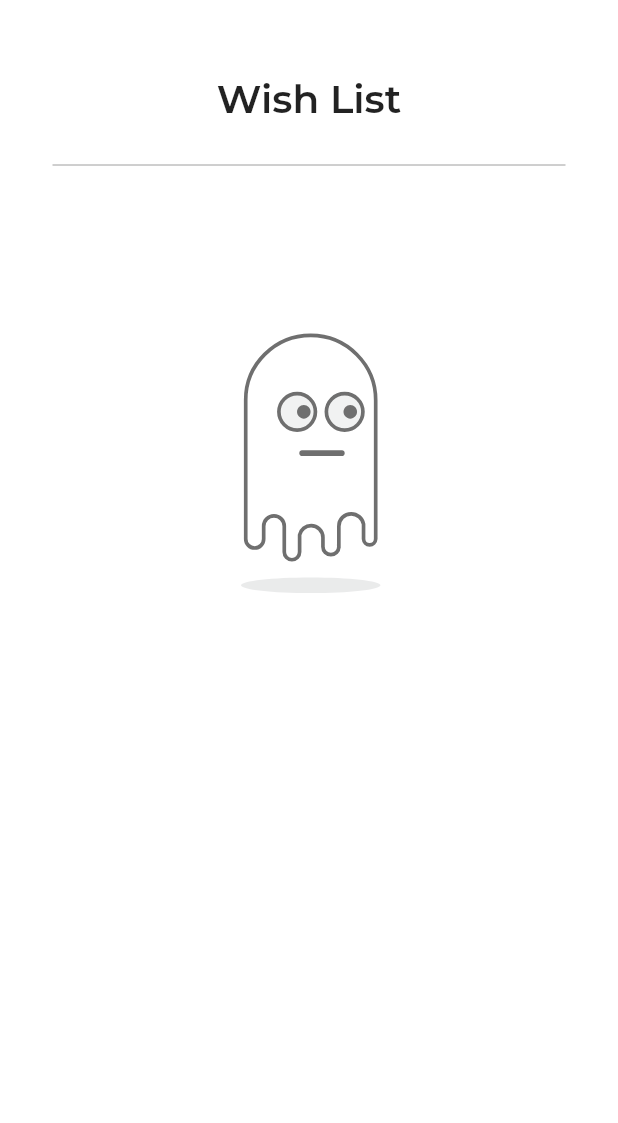
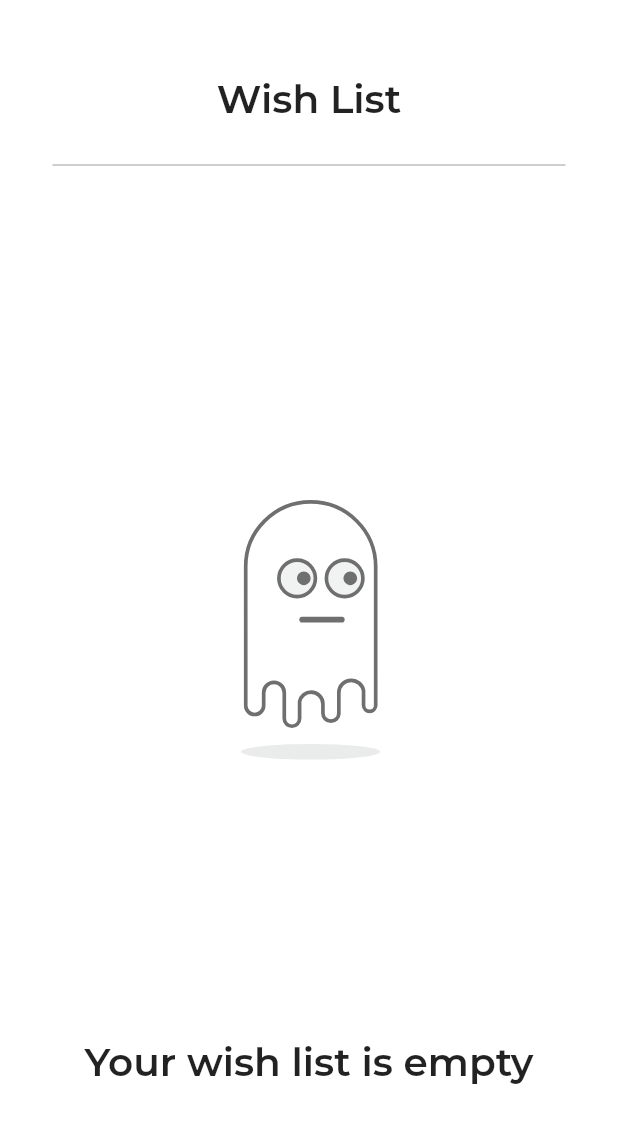
Before and after one commit to He-ema/shopy, a Flutter app: the WishListView screen opened directly, on a phone screen of 412 x 824 dp. Shown: the top 1123 px of the screen. Run offline on Flutter 3.47's test engine with Material 2 defaults, Android fonts, the light colour scheme and no system bars; our stand-ins replace awesome_dialog, bloc, cached_network_image, cloud_firestore, dartz, dio and 11 more; missing offline and left inert: email_otp; accounts and stored records are empty; network calls fail; statements that could not run were skipped; project files that could hold a hidden picture were left out.

Commit message:
empty view done

```diff
--- a/lib/features/wish_list/presentaion/views/widgets/wish_list_other_body.dart
+++ b/lib/features/wish_list/presentaion/views/widgets/wish_list_other_body.dart
@@ -4,6 +4,8 @@ import 'package:flutter_bloc/flutter_bloc.dart';
 import 'package:flutter_slidable/flutter_slidable.dart';
 import 'package:lottie/lottie.dart';
 import 'package:shopy/constants.dart';
+import 'package:shopy/core/utils/styles.dart';
+import 'package:shopy/core/widgets/custom_button.dart';
 import 'package:shopy/features/wish_list/presentaion/manager/wish_list_cubit/wish_list_cubit.dart';
 import 'package:shopy/features/wish_list/presentaion/views/widgets/shimmer_wish_list_body.dart';
 import 'package:shopy/features/wish_list/presentaion/views/widgets/wish_list_item.dart';
@@ -24,6 +26,9 @@ class WishListOtherBody extends StatelessWidget {
         } else if (state is WishListSuccess) {
           if (state.items.length != 0) {
             return Expanded(
+              child: Column(
+                children: [
+                  Expanded(
                     child: ListView.builder(
                       padding: EdgeInsets.zero,
                       itemCount: state.items.length,
@@ -35,9 +40,9 @@ class WishListOtherBody extends StatelessWidget {
                             SlidableAction(
                               label: 'Delete',
                               onPressed: (context) {
-                          CollectionReference favourites = FirebaseFirestore
-                              .instance
-                              .collection(kFavouriteCollectionReference);
+                                CollectionReference favourites =
+                                    FirebaseFirestore.instance.collection(
+                                        kFavouriteCollectionReference);
                                 favourites.doc(state.items[index].id).delete();
                               },
                               icon: Icons.delete,
@@ -51,9 +56,31 @@ class WishListOtherBody extends StatelessWidget {
                         ),
                       ),
                     ),
+                  ),
+                  CustomButton(
+                    text: 'Add to cart',
+                    onPressed: () {},
+                  ),
+                ],
+              ),
             );
           } else {
-            return Lottie.asset('assets/lotties/empty2.json');
+            return Expanded(
+                child: Column(
+              children: [
+                Expanded(child: Lottie.asset('assets/lotties/empty2.json')),
+                SizedBox(
+                  height: 10,
+                ),
+                Text(
+                  'Your wish list is empty',
+                  style: styles.textStyle26,
+                ),
+                SizedBox(
+                  height: 100,
+                ),
+              ],
+            ));
           }
         } else {
           return Expanded(child: ShimmerWishListBody());
```
Also changed, not shown: lib/features/wish_list/presentaion/views/widgets/wish_list_item.dart (+42 -7 lines). Lines whose indentation alone changed are shown as unchanged.
